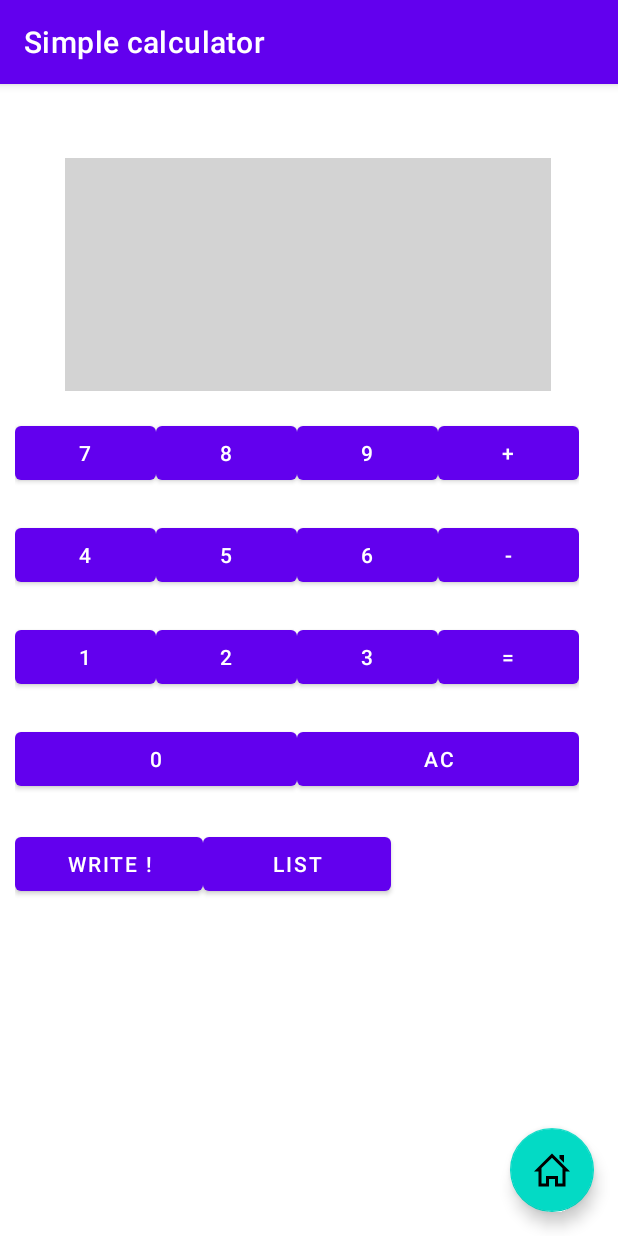
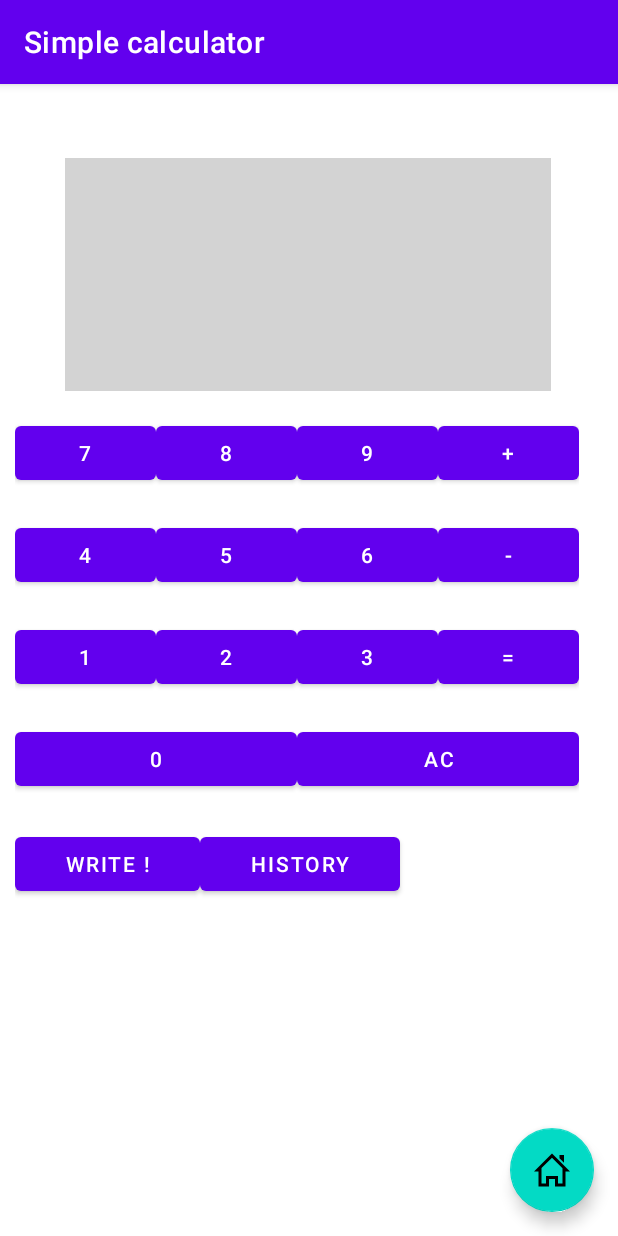
Before and after one commit to JerryFhuurr/PepaPig, an Android app: the Calculator screen opened directly, with no data from a screen before it, on a phone screen of 412 x 824 dp. Run offline under Robolectric (Android 15) with nearby library versions, the phone set to English and light mode, and no system bars; our stand-ins replace navigation-ui.

Commit message:
modify history functions

```diff
--- /dev/null
+++ b/app/src/main/java/com/and/pepapig/History/OnClickListener.java
@@ -0,0 +1,5 @@
+package com.and.pepapig.History;
+
+public interface OnClickListener {
+    void onClick(CalculateResult result);
+}
--- a/app/src/main/java/com/and/pepapig/ResultList.java
+++ b/app/src/main/java/com/and/pepapig/History/ResultList.java
@@ -1,4 +1,4 @@
-package com.and.pepapig;
+package com.and.pepapig.History;
 
 import java.util.ArrayList;
 
--- a/app/src/main/res/values/strings.xml
+++ b/app/src/main/res/values/strings.xml
@@ -168,7 +168,7 @@
     <string name="first_fragment_label">Simple calculator</string>
     <string name="second_fragment_label">Writing page</string>
     <string name="next">Write !</string>
-    <string name="next2">List</string>
+    <string name="next2">History</string>
     <string name="previous">Back</string>
 
     <!-- calculator 2 -->
@@ -186,7 +186,8 @@
     <string name="toast_sent">Text send !</string>
 
     <!-- calculator3 -->
-    <string name="cal_second_label" translatable="false">List demo</string>
+    <string name="cal_second_label">History</string>
+    <string name="cal_history_toast">Expression copied !</string>
 
     <!-- settings -->
     <string name="s_group1_title">Language</string>
```
Also changed, not shown: app/src/main/java/com/and/pepapig/Calculator.java (+4 -8 lines), app/src/main/java/com/and/pepapig/History/CalculateResult.java (renamed from app/src/main/java/com/and/pepapig/CalculateResult.java, +1 -6 lines), app/src/main/java/com/and/pepapig/History/ListAdapter.java (renamed from app/src/main/java/com/and/pepapig/ListAdapter.java, +11 -1 lines), app/src/main/java/com/and/pepapig/ListFragment.java (+12 -2 lines), 1 other file.
